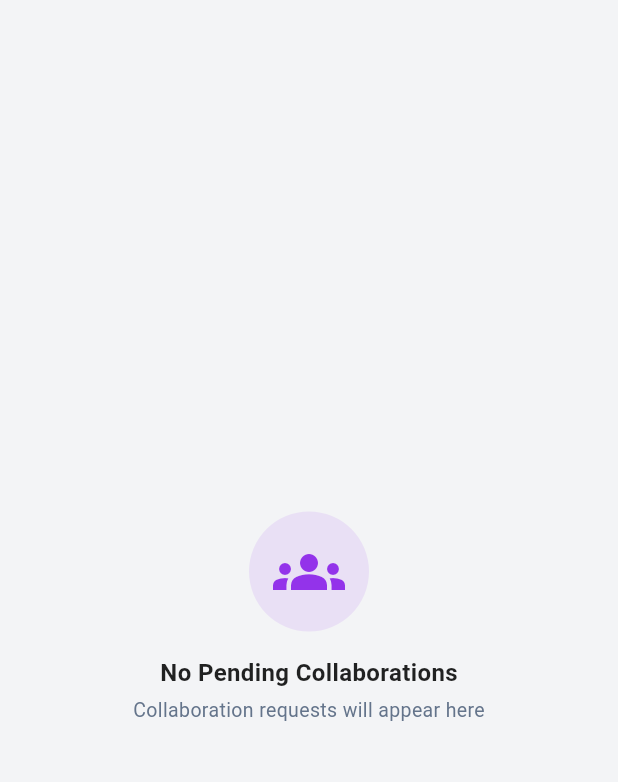
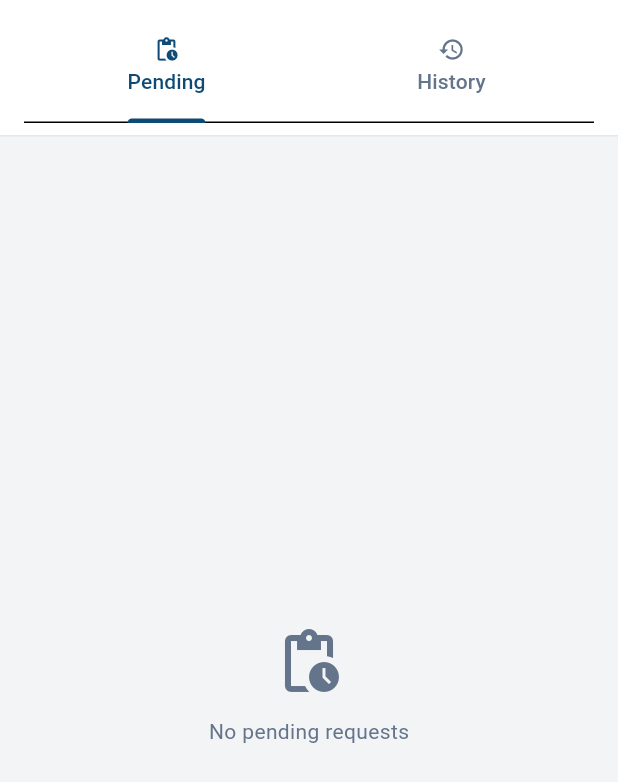
Before and after one commit to KubixDesiney/Alert_Sys_App, a Flutter app: the _CollaborationsTab widget shown alone on an empty page, opened directly, on a phone screen of 412 x 824 dp. Shown: the top 782 px of the screen. Run offline on Flutter 3.47's test engine with Material 3 defaults, Android fonts, the phone set to English and light mode, and no system bars; our stand-ins replace csv, firebase_auth, firebase_core, firebase_database, firebase_messaging, rxdart and 3 more; missing offline and left inert: excel, onesignal_flutter, shorebird_code_push, universal_html; accounts and stored records are empty.

Commit message:
Collaboration

```diff
--- a/lib/screens/admin_escalation_screen.dart
+++ b/lib/screens/admin_escalation_screen.dart
@@ -294,104 +294,93 @@ class _CollaborationsTab extends StatelessWidget {
   Widget build(BuildContext context) {
     final service = CollaborationService();
 
-    return StreamBuilder<List<CollaborationRequest>>(
+    return DefaultTabController(
+      length: 2,
+      child: Column(
+        children: [
+          Container(
+            padding: const EdgeInsets.symmetric(horizontal: 16, vertical: 8),
+            decoration: BoxDecoration(
+              color: _white,
+              border: Border(bottom: BorderSide(color: _border)),
+            ),
+            child: const TabBar(
+              labelColor: _navy,
+              unselectedLabelColor: _muted,
+              indicatorColor: _navy,
+              tabs: [
+                Tab(text: 'Pending', icon: Icon(Icons.pending_actions, size: 18)),
+                Tab(text: 'History', icon: Icon(Icons.history, size: 18)),
+              ],
+            ),
+          ),
+          Expanded(
+            child: TabBarView(
+              children: [
+                // Pending requests (original)
+                StreamBuilder<List<CollaborationRequest>>(
                   stream: service.getPendingCollaborationRequests(),
                   builder: (context, snapshot) {
                     if (snapshot.connectionState == ConnectionState.waiting) {
                       return const Center(child: CircularProgressIndicator());
                     }
-
                     if (!snapshot.hasData || snapshot.data!.isEmpty) {
-          return Center(
-            child: Column(
-              mainAxisAlignment: MainAxisAlignment.center,
-              children: [
-                Container(
+                      return _buildEmpty('No pending requests', Icons.pending_actions);
+                    }
+                    final requests = snapshot.data!;
+                    return ListView.builder(
                       padding: const EdgeInsets.all(16),
-                  decoration: BoxDecoration(
-                    color: _purple.withOpacity(0.1),
-                    shape: BoxShape.circle,
+                      itemCount: requests.length,
+                      itemBuilder: (context, index) {
+                        return _CollaborationRequestCard(request: requests[index]);
+                      },
+                    );
+                  },
                 ),
-                  child: Icon(Icons.groups, size: 48, color: _purple),
+                // History (approved/rejected)
+                StreamBuilder<List<CollaborationRequest>>(
+                  stream: service.getAllCollaborationRequests(),
+                  builder: (context, snapshot) {
+                    if (snapshot.connectionState == ConnectionState.waiting) {
+                      return const Center(child: CircularProgressIndicator());
+                    }
+                    if (!snapshot.hasData || snapshot.data!.isEmpty) {
+                      return _buildEmpty('No request history', Icons.history);
+                    }
+                    final history = snapshot.data!
+                        .where((r) => r.status != 'pending')
+                        .toList();
+                    if (history.isEmpty) {
+                      return _buildEmpty('No request history', Icons.history);
+                    }
+                    return ListView.builder(
+                      padding: const EdgeInsets.all(16),
+                      itemCount: history.length,
+                      itemBuilder: (context, index) {
+                        final request = history[index];
+                        return _HistoryRequestCard(request: request);
+                      },
+                    );
+                  },
                 ),
-                const SizedBox(height: 16),
-                const Text(
-                  'No Pending Collaborations',
-                  style: TextStyle(
-                    fontSize: 16,
-                    fontWeight: FontWeight.bold,
-                    color: Colors.black87,
+              ],
             ),
-                ),
-                const SizedBox(height: 4),
-                Text(
-                  'Collaboration requests will appear here',
-                  style: TextStyle(fontSize: 13, color: _muted),
           ),
         ],
       ),
     );
   }
 
-        final requests = snapshot.data!;
-        return Column(
-          crossAxisAlignment: CrossAxisAlignment.start,
+  Widget _buildEmpty(String text, IconData icon) {
+    return Center(
+      child: Column(
+        mainAxisAlignment: MainAxisAlignment.center,
         children: [
-            Container(
-              padding: const EdgeInsets.all(16),
-              child: Row(
-                children: [
-                  Icon(Icons.people, color: _purple, size: 20),
-                  const SizedBox(width: 8),
-                  const Text(
-                    'Pending Collaboration Requests',
-                    style: TextStyle(
-                      fontSize: 14,
-                      fontWeight: FontWeight.bold,
-                      color: _navy,
-                    ),
-                  ),
-                  const Spacer(),
-                  Container(
-                    padding:
-                        const EdgeInsets.symmetric(horizontal: 10, vertical: 4),
-                    decoration: BoxDecoration(
-                      color: _red,
-                      borderRadius: BorderRadius.circular(12),
-                    ),
-                    child: Text(
-                      '${requests.length} Pending',
-                      style: const TextStyle(
-                        fontSize: 11,
-                        color: _white,
-                        fontWeight: FontWeight.bold,
-                      ),
-                    ),
-                  ),
+          Icon(icon, size: 48, color: _muted),
+          const SizedBox(height: 12),
+          Text(text, style: TextStyle(fontSize: 14, color: _muted)),
         ],
       ),
-            ),
-            const Padding(
-              padding: EdgeInsets.symmetric(horizontal: 16),
-              child: Text(
-                'Approve or reject collaboration requests from supervisors',
-                style: TextStyle(fontSize: 12, color: _muted),
-              ),
-            ),
-            const SizedBox(height: 16),
-            Expanded(
-              child: ListView.builder(
-                padding: const EdgeInsets.symmetric(horizontal: 16),
-                itemCount: requests.length,
-                itemBuilder: (context, index) {
-                  final request = requests[index];
-                  return _CollaborationRequestCard(request: request);
-                },
-              ),
-            ),
-          ],
-        );
-      },
     );
   }
 }
@@ -680,6 +669,7 @@ Future<void> _handleApprove(BuildContext context, CollaborationRequest request)
   await doApproval();
 }
 
+
   String _formatTime(DateTime dt) {
     final now = DateTime.now();
     final diff = now.difference(dt);
@@ -689,7 +679,100 @@ Future<void> _handleApprove(BuildContext context, CollaborationRequest request)
     return '${diff.inDays} day${diff.inDays > 1 ? 's' : ''} ago';
   }
 }
+class _HistoryRequestCard extends StatelessWidget {
+  final CollaborationRequest request;
 
+  const _HistoryRequestCard({required this.request});
+
+  @override
+  Widget build(BuildContext context) {
+    return Container(
+      margin: const EdgeInsets.only(bottom: 12),
+      padding: const EdgeInsets.all(16),
+      decoration: BoxDecoration(
+        color: _white,
+        borderRadius: BorderRadius.circular(12),
+        border: Border.all(color: _border),
+        boxShadow: const [BoxShadow(color: Color(0x08000000), blurRadius: 2, offset: Offset(0, 1))],
+      ),
+      child: Row(
+        children: [
+          // Avatar / icon
+          Container(
+            width: 40,
+            height: 40,
+            decoration: BoxDecoration(
+              color: request.status == 'approved' ? _greenLt : _redLt,
+              borderRadius: BorderRadius.circular(20),
+            ),
+            child: Icon(
+              request.status == 'approved' ? Icons.check_circle : Icons.cancel,
+              color: request.status == 'approved' ? _green : _red,
+              size: 20,
+            ),
+          ),
+          const SizedBox(width: 12),
+          // Content
+          Expanded(
+            child: Column(
+              crossAxisAlignment: CrossAxisAlignment.start,
+              children: [
+                Text(
+                  request.requesterName,
+                  style: const TextStyle(
+                    fontSize: 14,
+                    fontWeight: FontWeight.w600,
+                    color: _navy,
+                  ),
+                ),
+                const SizedBox(height: 2),
+                Text(
+                  'Requested: ${request.targetSupervisorNames.join(", ")}',
+                  style: const TextStyle(fontSize: 12, color: _muted),
+                ),
+                const SizedBox(height: 4),
+                Row(
+                  children: [
+                    Icon(Icons.access_time, size: 12, color: _muted),
+                    const SizedBox(width: 4),
+                    Text(
+                      _formatRelativeTime(request.timestamp),
+                      style: const TextStyle(fontSize: 11, color: _muted),
+                    ),
+                    const SizedBox(width: 8),
+                    Container(
+                      padding: const EdgeInsets.symmetric(horizontal: 6, vertical: 2),
+                      decoration: BoxDecoration(
+                        color: request.status == 'approved' ? _greenLt : _redLt,
+                        borderRadius: BorderRadius.circular(8),
+                      ),
+                      child: Text(
+                        request.status == 'approved' ? 'Approved' : 'Rejected',
+                        style: TextStyle(
+                          fontSize: 10,
+                          fontWeight: FontWeight.w600,
+                          color: request.status == 'approved' ? _green : _red,
+                        ),
+                      ),
+                    ),
+                  ],
+                ),
+              ],
+            ),
+          ),
+        ],
+      ),
+    );
+  }
+  String _formatRelativeTime(DateTime dt) {
+    final now = DateTime.now();
+    final diff = now.difference(dt);
+    if (diff.inMinutes < 1) return 'Just now';
+    if (diff.inMinutes < 60) return '${diff.inMinutes} min ago';
+    if (diff.inHours < 24) return '${diff.inHours} hour${diff.inHours > 1 ? 's' : ''} ago';
+    return '${diff.inDays} day${diff.inDays > 1 ? 's' : ''} ago';
+  }
+}
 
 
 // ============================================================================
```
Lines whose indentation alone changed are shown as unchanged.
